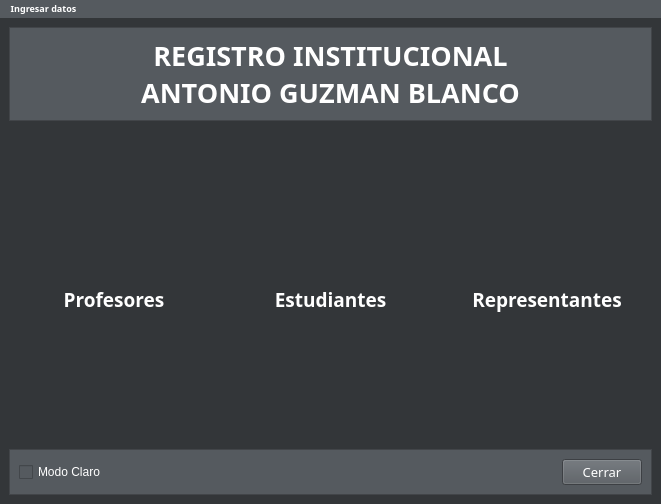
Before: the Qt Designer form iu_files/main_windows.ui in Gabo-hub/SUNBAGB, drawn with Qt 5.
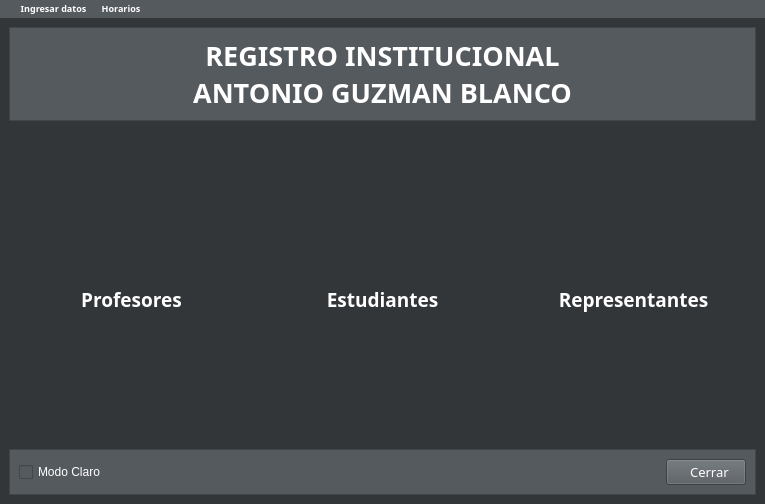
After: the same form once the commit is applied. Icons and pictures are not drawn.

Patch:
```diff
--- a/iu_files/main_windows.ui
+++ b/iu_files/main_windows.ui
@@ -9,7 +9,7 @@
    <rect>
     <x>0</x>
     <y>0</y>
-    <width>661</width>
+    <width>765</width>
     <height>504</height>
    </rect>
   </property>
@@ -61,7 +61,6 @@
           <font>
            <family>Poppins</family>
            <pointsize>20</pointsize>
-           <weight>75</weight>
            <bold>true</bold>
           </font>
          </property>
@@ -135,7 +134,6 @@
            <font>
             <family>Poppins</family>
             <pointsize>14</pointsize>
-            <weight>75</weight>
             <bold>true</bold>
            </font>
           </property>
@@ -236,7 +234,6 @@
           <property name="font">
            <font>
             <family>Poppins</family>
-            <weight>75</weight>
             <bold>true</bold>
            </font>
           </property>
@@ -317,7 +314,6 @@
            <font>
             <family>Poppins</family>
             <pointsize>14</pointsize>
-            <weight>75</weight>
             <bold>true</bold>
            </font>
           </property>
@@ -410,7 +406,23 @@
 }</string>
          </property>
          <property name="text">
-          <string>Cerrar</string>
+          <string>  Cerrar</string>
+         </property>
+         <property name="icon">
+          <iconset resource="../assets/icons/resource.qrc">
+           <normaloff>:/Botones salida/salir_icon.png</normaloff>:/Botones salida/salir_icon.png</iconset>
+         </property>
+         <property name="iconSize">
+          <size>
+           <width>30</width>
+           <height>24</height>
+          </size>
+         </property>
+         <property name="autoRepeat">
+          <bool>false</bool>
+         </property>
+         <property name="autoExclusive">
+          <bool>false</bool>
          </property>
          <property name="autoDefault">
           <bool>false</bool>
@@ -433,24 +445,30 @@
     <rect>
      <x>0</x>
      <y>0</y>
-     <width>661</width>
-     <height>21</height>
+     <width>765</width>
+     <height>33</height>
     </rect>
    </property>
    <property name="font">
     <font>
      <family>Poppins</family>
      <pointsize>7</pointsize>
-     <weight>75</weight>
      <bold>true</bold>
     </font>
    </property>
    <property name="cursor">
     <cursorShape>PointingHandCursor</cursorShape>
    </property>
+   <property name="layoutDirection">
+    <enum>Qt::LayoutDirection::LeftToRight</enum>
+   </property>
    <property name="styleSheet">
     <string notr="true">background-color: rgb(85, 90, 95);
-color: rgb(255, 255, 255);</string>
+color: rgb(255, 255, 255);
+padding:0px 10px;</string>
+   </property>
+   <property name="defaultUp">
+    <bool>false</bool>
    </property>
    <widget class="QMenu" name="menuIngresar_datos">
     <property name="title">
@@ -458,7 +476,23 @@
     </property>
     <addaction name="actionRegistro_de_La_Data"/>
    </widget>
+   <widget class="QMenu" name="menuHorarios">
+    <property name="tearOffEnabled">
+     <bool>false</bool>
+    </property>
+    <property name="title">
+     <string>Horarios</string>
+    </property>
+    <property name="separatorsCollapsible">
+     <bool>false</bool>
+    </property>
+    <property name="toolTipsVisible">
+     <bool>false</bool>
+    </property>
+    <addaction name="actionHorarios"/>
+   </widget>
    <addaction name="menuIngresar_datos"/>
+   <addaction name="menuHorarios"/>
   </widget>
   <action name="actionRegistro_de_La_Data">
    <property name="text">
```
Left out of the diff: 55 changed lines with no effect on the pictures.
